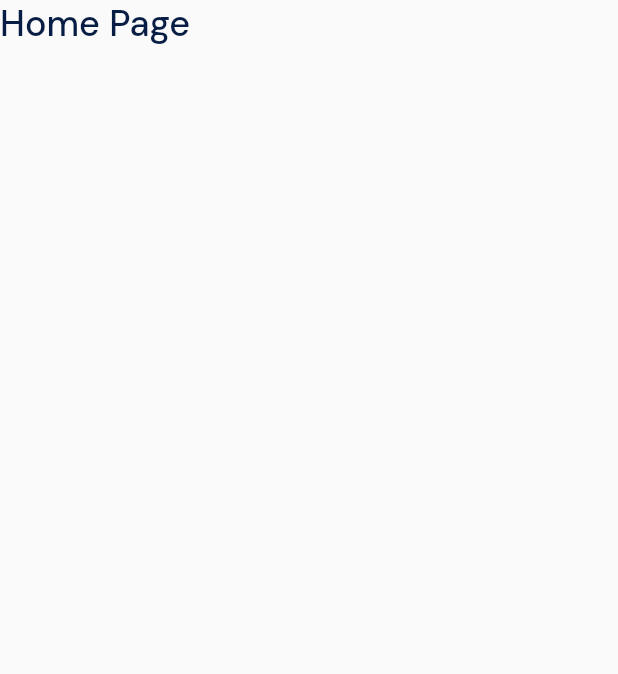
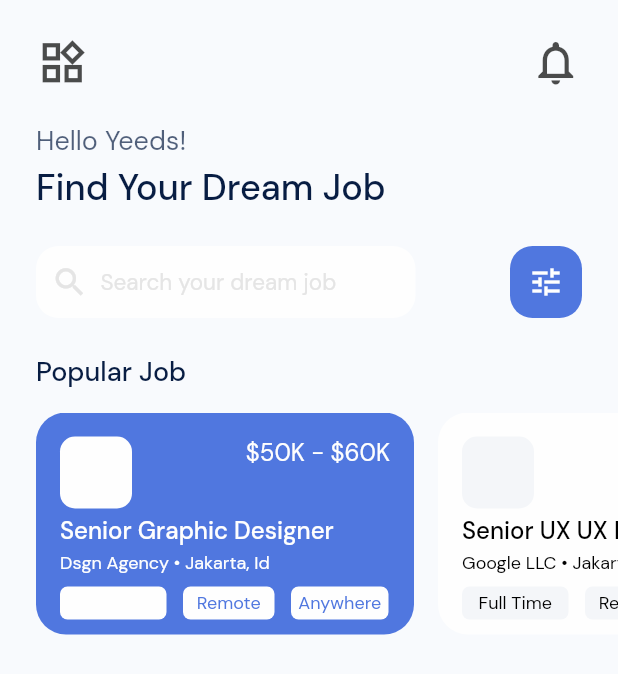
Before and after one commit to Syahro/job_finder, a Flutter app: the HomePage screen opened directly, on a phone screen of 412 x 824 dp. Shown: the top 674 px of the screen. Run offline on Flutter 3.47's test engine with Material 2 defaults, Android fonts, the phone set to English and light mode, and no system bars; our stand-ins replace google_fonts.

Commit message:
add PopularJob widget in homePage

```diff
--- a/lib/pages/home_page.dart
+++ b/lib/pages/home_page.dart
@@ -1,16 +1,157 @@
 import 'package:flutter/material.dart';
 import 'package:job_finder/theme.dart';
+import 'package:job_finder/widget/popular_job_card.dart';
 
 class HomePage extends StatelessWidget {
   @override
   Widget build(BuildContext context) {
     return Scaffold(
+      backgroundColor: lightGreyColor,
       body: SafeArea(
         child: ListView(
           children: [
-            Text(
-              'Home Page',
-              style: titleTextStyle,
+            Padding(
+              padding: EdgeInsets.fromLTRB(
+                defaultMargin,
+                defaultMargin,
+                0,
+                defaultMargin,
+              ),
+              child: Column(
+                crossAxisAlignment: CrossAxisAlignment.start,
+                children: [
+                  Padding(
+                    padding: EdgeInsets.only(
+                      right: defaultMargin,
+                    ),
+                    child: Row(
+                      mainAxisAlignment: MainAxisAlignment.spaceBetween,
+                      children: [
+                        Icon(
+                          Icons.widgets_outlined,
+                          size: 35,
+                          color: Colors.black.withOpacity(0.7),
+                        ),
+                        Icon(
+                          Icons.notifications_outlined,
+                          size: 35,
+                          color: Colors.black.withOpacity(0.7),
+                        ),
+                      ],
+                    ),
+                  ),
+                  SizedBox(
+                    height: 23,
+                  ),
+                  Text(
+                    'Hello Yeeds!',
+                    style: subTitleTextStyle.copyWith(
+                      fontSize: 18,
+                    ),
+                  ),
+                  SizedBox(
+                    height: 4,
+                  ),
+                  Text(
+                    'Find Your Dream Job',
+                    style: titleTextStyle,
+                  ),
+                  SizedBox(
+                    height: 24,
+                  ),
+                  Padding(
+                    padding: EdgeInsets.only(
+                      right: defaultMargin,
+                    ),
+                    child: Row(
+                      mainAxisAlignment: MainAxisAlignment.spaceBetween,
+                      children: [
+                        Container(
+                          height: 48,
+                          width: 253,
+                          decoration: BoxDecoration(
+                            color: lightWhiteColor,
+                            borderRadius: BorderRadius.circular(15),
+                          ),
+                          child: Padding(
+                            padding: EdgeInsets.symmetric(horizontal: 10),
+                            child: Row(
+                              children: [
+                                Icon(
+                                  Icons.search,
+                                  color: greyColor,
+                                  size: 25,
+                                ),
+                                SizedBox(
+                                  width: 8,
+                                ),
+                                Text(
+                                  'Search your dream job',
+                                  style: subTitleTextStyle.copyWith(
+                                    fontSize: 15,
+                                    color: greyColor,
+                                  ),
+                                ),
+                              ],
+                            ),
+                          ),
+                        ),
+                        Container(
+                          height: 48,
+                          width: 48,
+                          decoration: BoxDecoration(
+                            color: lightBlueColor,
+                            borderRadius: BorderRadius.circular(15),
+                          ),
+                          child: Center(
+                            child: Icon(
+                              Icons.tune,
+                              color: backgroundColor,
+                            ),
+                          ),
+                        ),
+                      ],
+                    ),
+                  ),
+                  SizedBox(
+                    height: 24,
+                  ),
+                  Text(
+                    'Popular Job',
+                    style: titleTextStyle.copyWith(
+                      fontSize: 18,
+                    ),
+                  ),
+                  SizedBox(
+                    height: 16,
+                  ),
+                  SingleChildScrollView(
+                    scrollDirection: Axis.horizontal,
+                    child: Row(
+                      children: [
+                        PopularJobCard(
+                          isActive: true,
+                          price: '\$50K - \$60K',
+                          jobTitle: 'Senior Graphic Designer',
+                          company: 'Dsgn Agency • Jakarta, Id',
+                        ),
+                        SizedBox(
+                          width: 16,
+                        ),
+                        PopularJobCard(
+                          isActive: false,
+                          price: '\$65K - \$80K',
+                          jobTitle: 'Senior UX UX Designer',
+                          company: 'Google LLC • Jakarta, Id',
+                        ),
+                        SizedBox(
+                          width: defaultMargin,
+                        ),
+                      ],
+                    ),
+                  )
+                ],
+              ),
             ),
           ],
         ),
--- a/lib/theme.dart
+++ b/lib/theme.dart
@@ -1,10 +1,16 @@
 import 'package:flutter/material.dart';
 import 'package:google_fonts/google_fonts.dart';
+
+final double defaultMargin = 24.0;
 
 Color blueColor = Color(0XFF081D43);
 Color backgroundColor = Color(0XFFFFFFFF);
 Color greyColor = Color(0XFFE5E5E5);
+Color lightGreyColor = Color(0XFFF8FAFD);
 Color lightBlueColor = Color(0XFF5077DF);
+Color lightWhiteColor = Color(0XFFFEFEFE);
+Color blackColor = Color(0XFF000000);
+Color lightDarkGreyColor = Color(0XFFF4F6F9);
 
 TextStyle titleTextStyle = GoogleFonts.dmSans(
   fontSize: 24,
--- /dev/null
+++ b/lib/widget/popular_job_card.dart
@@ -0,0 +1,139 @@
+import 'package:flutter/material.dart';
+import 'package:job_finder/theme.dart';
+
+class PopularJobCard extends StatelessWidget {
+  final bool isActive;
+  final String price;
+  final String jobTitle;
+  final String company;
+
+  PopularJobCard({
+    this.isActive,
+    this.price,
+    this.jobTitle,
+    this.company,
+  });
+  @override
+  Widget build(BuildContext context) {
+    return Container(
+      width: 252,
+      height: 148,
+      decoration: BoxDecoration(
+        color: isActive ? lightBlueColor : lightWhiteColor,
+        borderRadius: BorderRadius.circular(20),
+      ),
+      child: Padding(
+        padding: EdgeInsets.all(16),
+        child: Column(
+          crossAxisAlignment: CrossAxisAlignment.start,
+          children: [
+            Row(
+              crossAxisAlignment: CrossAxisAlignment.start,
+              mainAxisAlignment: MainAxisAlignment.spaceBetween,
+              children: [
+                Container(
+                  height: 48,
+                  width: 48,
+                  decoration: BoxDecoration(
+                    color: isActive ? lightWhiteColor : lightDarkGreyColor,
+                    borderRadius: BorderRadius.circular(10),
+                  ),
+                ),
+                Text(
+                  price,
+                  style: subTitleTextStyle.copyWith(
+                    color: isActive ? lightWhiteColor : blackColor,
+                  ),
+                ),
+              ],
+            ),
+            SizedBox(
+              height: 4,
+            ),
+            Text(
+              jobTitle,
+              style: titleTextStyle.copyWith(
+                fontSize: 16,
+                color: isActive ? lightWhiteColor : blackColor,
+              ),
+            ),
+            SizedBox(
+              height: 3,
+            ),
+            Text(
+              company,
+              style: subTitleTextStyle.copyWith(
+                color: isActive ? lightWhiteColor : blackColor,
+                fontSize: 12,
+              ),
+            ),
+            SizedBox(
+              height: 8,
+            ),
+            Row(
+              children: [
+                Container(
+                  height: 22,
+                  width: 71,
+                  decoration: BoxDecoration(
+                    color: isActive ? lightWhiteColor : lightDarkGreyColor,
+                    borderRadius: BorderRadius.circular(5),
+                  ),
+                  child: Center(
+                    child: Text(
+                      'Full Time',
+                      style: subTitleTextStyle.copyWith(
+                        fontSize: 12,
+                        color: isActive ? lightWhiteColor : blackColor,
+                      ),
+                    ),
+                  ),
+                ),
+                SizedBox(
+                  width: 11,
+                ),
+                Container(
+                  height: 22,
+                  width: 61,
+                  decoration: BoxDecoration(
+                    color: isActive ? lightWhiteColor : lightDarkGreyColor,
+                    borderRadius: BorderRadius.circular(5),
+                  ),
+                  child: Center(
+                    child: Text(
+                      'Remote',
+                      style: subTitleTextStyle.copyWith(
+                        fontSize: 12,
+                        color: isActive ? lightBlueColor : blackColor,
+                      ),
+                    ),
+                  ),
+                ),
+                SizedBox(
+                  width: 11,
+                ),
+                Container(
+                  width: 65,
+                  height: 22,
+                  decoration: BoxDecoration(
+                    color: isActive ? lightWhiteColor : lightDarkGreyColor,
+                    borderRadius: BorderRadius.circular(5),
+                  ),
+                  child: Center(
+                    child: Text(
+                      'Anywhere',
+                      style: subTitleTextStyle.copyWith(
+                        fontSize: 12,
+                        color: isActive ? lightBlueColor : blackColor,
+                      ),
+                    ),
+                  ),
+                )
+              ],
+            )
+          ],
+        ),
+      ),
+    );
+  }
+}
```
